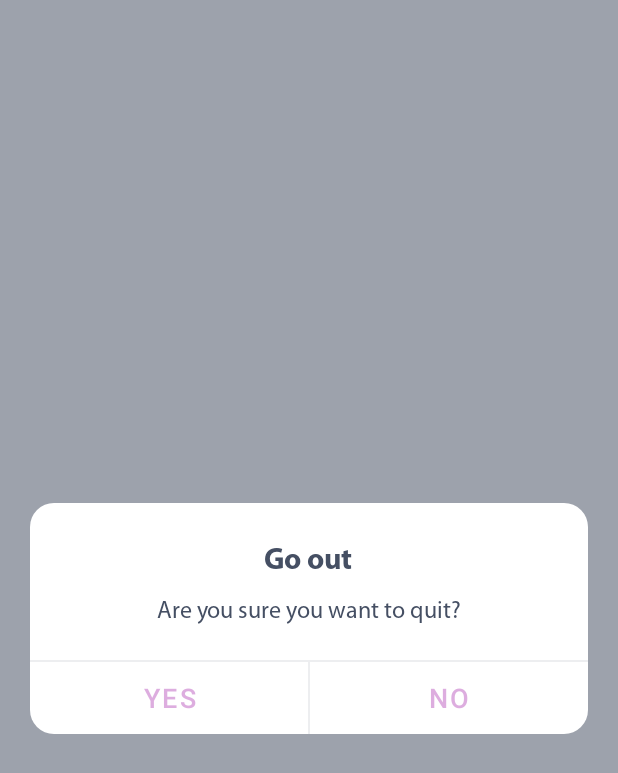
After one commit to MatheusAngelicio/Pokedex, an Android app: the layout dialog_confirmation.xml on its own in the app's theme, with its tools: preview values and no code run, on a phone screen of 412 x 824 dp. The commit adds this screen. Shown: the top 773 px of the screen. Run offline under Robolectric (Android 15) with nearby library versions, the phone set to English and light mode, and no system bars.

Commit message:
Add feature logout message

```diff
--- a/app/src/main/java/com/example/pokedex/presentation/details/PokemonDetailsActivity.kt
+++ b/app/src/main/java/com/example/pokedex/presentation/details/PokemonDetailsActivity.kt
@@ -80,7 +80,8 @@ class PokemonDetailsActivity :
         binding.apply {
             resultsData?.let { result ->
                 result.imageUrl = formattedNumber(result.number)
-                pokemonName.text = getString(R.string.pokemon_number, result.number.toString(), pokemon.name)
+                pokemonName.text =
+                    getString(R.string.pokemon_number, result.number.toString(), pokemon.name)
                 weightPokemon.text =
                     getString(R.string.pokemon_weight, convertValue(pokemon.weight))
                 heightPokemon.text =
--- a/app/src/main/java/com/example/pokedex/presentation/home/HomeActivity.kt
+++ b/app/src/main/java/com/example/pokedex/presentation/home/HomeActivity.kt
@@ -16,6 +16,7 @@ import com.example.pokedex.presentation.details.PokemonDetailsActivity
 import com.example.pokedex.presentation.home.adapter.PokemonAdapter
 import com.example.pokedex.util.QUANTITY
 import com.example.pokedex.util.currency.PaginationListener
+import com.example.pokedex.util.showConfirmationDialog
 import dagger.hilt.android.AndroidEntryPoint
 import kotlinx.android.synthetic.main.activity_home.view.*
 
@@ -36,6 +37,14 @@ class HomeActivity : BaseActivity<ActivityHomeBinding>(R.layout.activity_home) {
         observeViewModel()
         setupRecyclerView()
 
+    }
+
+    override fun onBackPressed() {
+        showConfirmationDialog(
+            getString(R.string.dialog_title),
+            getString(R.string.dialog_message),
+            true,
+            { super.onBackPressed() })
     }
 
     private fun observeViewModel() {
--- a/app/src/main/java/com/example/pokedex/util/Extensions.kt
+++ b/app/src/main/java/com/example/pokedex/util/Extensions.kt
@@ -1,6 +1,9 @@
 package com.example.pokedex.util
 
+import android.content.Context
 import android.view.View
+import android.widget.TextView
+import androidx.appcompat.app.AlertDialog
 import com.example.pokedex.R
 import java.math.RoundingMode
 import java.text.DecimalFormat
@@ -85,3 +88,40 @@ fun getTypeColor(type: String?): Int {
         else -> R.color.gray_21
     }
 }
+
+fun Context.showConfirmationDialog(
+    title: String,
+    message: String,
+    isCancelable: Boolean = true,
+    onConfirm: (() -> Unit)? = null,
+    onCancel: (() -> Unit)? = null,
+    onDismiss: (() -> Unit)? = null
+): AlertDialog {
+    val dialogView = View.inflate(this, R.layout.dialog_confirmation, null)
+    val dialog = AlertDialog.Builder(this)
+        .setView(dialogView)
+        .setCancelable(isCancelable)
+        .setOnDismissListener {
+            it.dismiss()
+            onDismiss?.invoke()
+        }
+        .create()
+
+    with(dialogView) {
+        dialog.window?.setBackgroundDrawableResource(R.color.transparent)
+        findViewById<TextView>(R.id.textTittle).text = title
+        findViewById<TextView>(R.id.textMessage).text = message
+        findViewById<TextView>(R.id.buttonConfirm).setOnClickListener {
+            dialog.dismiss()
+            onConfirm?.invoke()
+        }
+        findViewById<TextView>(R.id.buttonCancel).setOnClickListener {
+            dialog.dismiss()
+            onCancel?.invoke()
+        }
+    }
+
+    dialog.show()
+
+    return dialog
+}
--- /dev/null
+++ b/app/src/main/res/drawable/bg_search_highlight.xml
@@ -0,0 +1,9 @@
+<?xml version="1.0" encoding="utf-8"?>
+<selector xmlns:android="http://schemas.android.com/apk/res/android">
+    <item>
+        <shape>
+            <solid android:color="@color/white" />
+            <corners android:radius="16dp" />
+        </shape>
+    </item>
+</selector>
--- a/app/src/main/res/layout/activity_pokemon_details.xml
+++ b/app/src/main/res/layout/activity_pokemon_details.xml
@@ -123,7 +123,7 @@
                     <View
                         android:layout_width="2dp"
                         android:layout_height="50dp"
-                        android:background="@color/gray" />
+                        android:background="@color/grey_dark" />
 
                     <LinearLayout
                         android:layout_width="wrap_content"
--- /dev/null
+++ b/app/src/main/res/layout/dialog_confirmation.xml
@@ -0,0 +1,105 @@
+<?xml version="1.0" encoding="utf-8"?>
+<layout xmlns:android="http://schemas.android.com/apk/res/android"
+    xmlns:app="http://schemas.android.com/apk/res-auto"
+    xmlns:tools="http://schemas.android.com/tools">
+
+    <androidx.constraintlayout.widget.ConstraintLayout
+        android:layout_width="match_parent"
+        android:layout_height="match_parent"
+        android:animateLayoutChanges="true"
+        tools:background="@color/grey">
+
+        <androidx.constraintlayout.widget.ConstraintLayout
+            android:layout_width="match_parent"
+            android:layout_height="wrap_content"
+            android:layout_centerInParent="true"
+            android:layout_marginHorizontal="20dp"
+            android:background="@drawable/bg_search_highlight"
+            app:layout_constraintBottom_toBottomOf="parent"
+            app:layout_constraintEnd_toEndOf="parent"
+            app:layout_constraintStart_toStartOf="parent"
+            app:layout_constraintTop_toTopOf="parent">
+
+
+            <LinearLayout
+                android:layout_width="match_parent"
+                android:layout_height="wrap_content"
+                android:orientation="vertical"
+                android:padding="24dp"
+                app:layout_constraintBottom_toTopOf="@+id/linearLayout4"
+                app:layout_constraintEnd_toEndOf="parent"
+                app:layout_constraintStart_toStartOf="parent"
+                app:layout_constraintTop_toTopOf="parent">
+
+                <TextView
+                    android:id="@+id/textTittle"
+                    android:layout_width="wrap_content"
+                    android:layout_height="wrap_content"
+                    android:layout_gravity="center_horizontal"
+                    android:fontFamily="@font/myriadpro_bold"
+                    android:text="@string/dialog_title"
+                    android:textColor="@color/darker_grey"
+                    android:textSize="20sp" />
+
+                <TextView
+                    android:id="@+id/textMessage"
+                    android:layout_width="wrap_content"
+                    android:layout_height="wrap_content"
+                    android:layout_gravity="center_horizontal"
+                    android:layout_marginTop="12dp"
+                    android:fontFamily="@font/myriadpro_regular"
+                    android:text="@string/dialog_message"
+                    android:textColor="@color/darker_grey"
+                    android:textSize="16sp" />
+            </LinearLayout>
+
+            <LinearLayout
+                android:id="@+id/linearLayout4"
+                android:layout_width="match_parent"
+                android:layout_height="1dp"
+                android:background="@color/light_grey"
+                android:orientation="horizontal"
+                app:layout_constraintBottom_toTopOf="@+id/linearLayout3"
+                app:layout_constraintEnd_toEndOf="parent"
+                app:layout_constraintStart_toStartOf="parent" />
+
+            <LinearLayout
+                android:id="@+id/linearLayout3"
+                android:layout_width="match_parent"
+                android:layout_height="wrap_content"
+                android:orientation="horizontal"
+                app:layout_constraintBottom_toBottomOf="parent"
+                app:layout_constraintEnd_toEndOf="parent"
+                app:layout_constraintStart_toStartOf="parent">
+
+                <Button
+                    android:id="@+id/buttonConfirm"
+                    android:layout_width="0dp"
+                    android:layout_height="wrap_content"
+                    android:layout_weight="1"
+                    android:background="@android:color/transparent"
+                    android:text="@string/dialog_yes"
+                    android:textColor="@color/pink_300"
+                    android:textSize="18sp" />
+
+                <LinearLayout
+                    android:layout_width="1dp"
+                    android:layout_height="match_parent"
+                    android:background="@color/light_grey"
+                    android:orientation="vertical">
+
+                </LinearLayout>
+
+                <Button
+                    android:id="@+id/buttonCancel"
+                    android:layout_width="0dp"
+                    android:layout_height="wrap_content"
+                    android:layout_weight="1"
+                    android:background="@android:color/transparent"
+                    android:text="@string/dialog_no"
+                    android:textColor="@color/pink_300"
+                    android:textSize="18sp" />
+            </LinearLayout>
+        </androidx.constraintlayout.widget.ConstraintLayout>
+    </androidx.constraintlayout.widget.ConstraintLayout>
+</layout>
--- a/app/src/main/res/values/colors.xml
+++ b/app/src/main/res/values/colors.xml
@@ -8,7 +8,12 @@
     <color name="teal_200">#FF03DAC5</color>
     <color name="teal_700">#FF018786</color>
     <color name="black">#FF000000</color>
-    <color name="gray">#729A9999</color>
+    <color name="grey_dark">#729A9999</color>
+    <color name="darker_grey">#454F63</color>
+    <color name="light_grey">#EDEEF0</color>
+    <color name="grey">#9DA2AC</color>
+    <color name="transparent">#00FFFFFF</color>
+
     <color name="white">#FFFFFFFF</color>
 
     <color name="blue">#0000FF</color>
--- a/app/src/main/res/values/strings.xml
+++ b/app/src/main/res/values/strings.xml
@@ -16,4 +16,11 @@
     <string name="pokemon_height">%s M</string>
     <string name="pokemon_weight">%s KG</string>
     <string name="pokemon_number">#%s %S</string>
+
+    <!-- confirmation dialog -->
+    <string name="dialog_title">Go out</string>
+    <string name="dialog_message">Are you sure you want to quit?</string>
+    <string name="dialog_ok">OK</string>
+    <string name="dialog_yes">Yes</string>
+    <string name="dialog_no">No</string>
 </resources>
```
Also changed, not shown: app/src/main/res/font/myriadpro_bold.otf (added), app/src/main/res/font/myriadpro_regular.otf (added).
